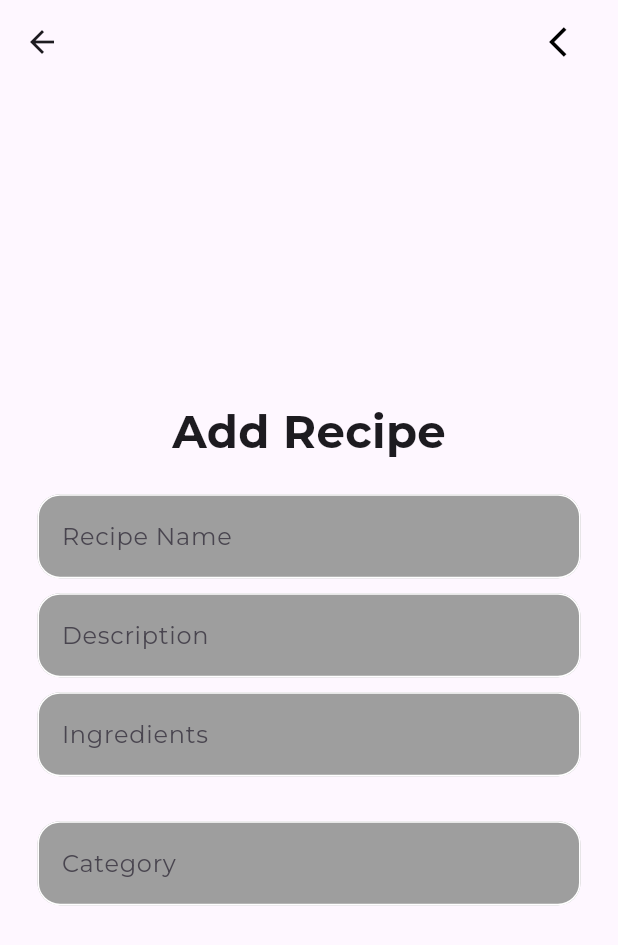
After one commit to jomzdevs/recipeapp, a Flutter app: the screen it shows once a user with an empty profile is signed in, after a tap on the "add" icon, on a phone screen of 412 x 824 dp. The commit adds this screen. Shown: the top 945 px of the screen. Run offline on Flutter 3.47's test engine with Material 3 defaults, Android fonts, the phone set to English and light mode, and no system bars; our stand-ins replace cloud_firestore, firebase_auth, firebase_core, font_awesome_flutter, google_fonts, ionicons; accounts and stored records are empty; network calls fail.

Commit message:
help. pls.

```diff
--- a/lib/about/about_page.dart
+++ b/lib/about/about_page.dart
@@ -53,7 +53,7 @@ class AboutPage extends StatelessWidget {
               ],
             ),
             Padding(
-              padding: EdgeInsets.symmetric(horizontal: 15),
+              padding: const EdgeInsets.symmetric(horizontal: 15),
               child: Column(
                 crossAxisAlignment: CrossAxisAlignment.start,
                 children: [Image.asset("assets/jomz.jpg")],
--- /dev/null
+++ b/lib/add_recipe/add_recipe.dart
@@ -0,0 +1,154 @@
+import 'package:cloud_firestore/cloud_firestore.dart';
+import 'package:flutter/material.dart';
+import 'package:recipeapp/main_screen.dart';
+
+class AddRecipe extends StatefulWidget {
+  const AddRecipe({super.key});
+
+  @override
+  State<AddRecipe> createState() => _AddRecipeState();
+}
+
+class _AddRecipeState extends State<AddRecipe> {
+  final _categoryController = TextEditingController();
+  final _descController = TextEditingController();
+  final _ingController = TextEditingController();
+  final _recipenameController = TextEditingController();
+
+  @override
+  void dispose() {
+    super.dispose();
+    _categoryController.dispose();
+    _descController.dispose();
+    _ingController.dispose();
+    _recipenameController.dispose();
+  }
+
+  Future addRecipe(String category, String description, String ingredients,
+      String name) async {
+    await FirebaseFirestore.instance.collection('recipe').add({
+      'category': category,
+      'description': description,
+      'ingredients': ingredients,
+      'name': name,
+    });
+  }
+
+  @override
+  Widget build(BuildContext context) {
+    return Scaffold(
+      appBar: AppBar(backgroundColor: Colors.green[40], actions: [
+        Padding(
+          padding: const EdgeInsets.only(right: 10),
+          child: IconButton(
+            onPressed: () {
+              Navigator.push(context,
+                  MaterialPageRoute(builder: (context) => const MainPage()));
+            },
+            icon: const Icon(
+              Icons.arrow_back_ios,
+              color: Colors.black,
+            ),
+          ),
+        ),
+      ]),
+      body: SafeArea(
+          child: Center(
+        child: SingleChildScrollView(
+          child: Column(mainAxisAlignment: MainAxisAlignment.center, children: [
+            const Text(
+              "Add Recipe",
+              style: TextStyle(
+                fontWeight: FontWeight.bold,
+                fontSize: 30,
+              ),
+            ),
+            const SizedBox(
+              height: 20,
+            ),
+            Padding(
+              padding: const EdgeInsets.symmetric(horizontal: 25.0),
+              child: TextField(
+                controller: _recipenameController,
+                decoration: InputDecoration(
+                  enabledBorder: OutlineInputBorder(
+                    borderSide: const BorderSide(color: Colors.white),
+                    borderRadius: BorderRadius.circular(15),
+                  ),
+                  focusedBorder: OutlineInputBorder(
+                    borderSide: const BorderSide(color: Colors.green),
+                    borderRadius: BorderRadius.circular(15),
+                  ),
+                  hintText: 'Recipe Name',
+                  fillColor: Colors.grey,
+                  filled: true,
+                ),
+              ),
+            ),
+            const SizedBox(height: 10),
+            Padding(
+              padding: const EdgeInsets.symmetric(horizontal: 25.0),
+              child: TextField(
+                controller: _descController,
+                decoration: InputDecoration(
+                  enabledBorder: OutlineInputBorder(
+                    borderSide: const BorderSide(color: Colors.white),
+                    borderRadius: BorderRadius.circular(15),
+                  ),
+                  focusedBorder: OutlineInputBorder(
+                    borderSide: const BorderSide(color: Colors.green),
+                    borderRadius: BorderRadius.circular(15),
+                  ),
+                  hintText: 'Description',
+                  fillColor: Colors.grey,
+                  filled: true,
+                ),
+              ),
+            ),
+            const SizedBox(height: 10),
+            Padding(
+              padding: const EdgeInsets.symmetric(horizontal: 25.0),
+              child: TextField(
+                controller: _ingController,
+                decoration: InputDecoration(
+                  enabledBorder: OutlineInputBorder(
+                    borderSide: const BorderSide(color: Colors.white),
+                    borderRadius: BorderRadius.circular(15),
+                  ),
+                  focusedBorder: OutlineInputBorder(
+                    borderSide: const BorderSide(color: Colors.green),
+                    borderRadius: BorderRadius.circular(15),
+                  ),
+                  hintText: 'Ingredients',
+                  fillColor: Colors.grey,
+                  filled: true,
+                ),
+              ),
+            ),
+            const SizedBox(height: 30),
+            Padding(
+              padding: const EdgeInsets.symmetric(horizontal: 25.0),
+              child: TextField(
+                controller: _categoryController,
+                decoration: InputDecoration(
+                  enabledBorder: OutlineInputBorder(
+                    borderSide: const BorderSide(color: Colors.white),
+                    borderRadius: BorderRadius.circular(15),
+                  ),
+                  focusedBorder: OutlineInputBorder(
+                    borderSide: const BorderSide(color: Colors.green),
+                    borderRadius: BorderRadius.circular(15),
+                  ),
+                  hintText: 'Category',
+                  fillColor: Colors.grey,
+                  filled: true,
+                ),
+              ),
+            ),
+            const SizedBox(height: 10),
+          ]),
+        ),
+      )),
+    );
+  }
+}
--- a/lib/main_screen.dart
+++ b/lib/main_screen.dart
@@ -1,8 +1,9 @@
 import 'package:flutter/material.dart';
+import 'package:recipeapp/add_recipe/add_recipe.dart';
 import 'package:recipeapp/constants.dart';
 import 'package:recipeapp/data.dart';
 import 'package:recipeapp/detail.dart';
-import 'package:recipeapp/profile/profile.dart';
+//import 'package:recipeapp/profile/profile.dart';
 import 'package:recipeapp/shared.dart';
 
 class MainPage extends StatefulWidget {
@@ -23,13 +24,9 @@ class _MainPageState extends State<MainPage> {
       appBar: AppBar(
         backgroundColor: Colors.transparent,
         elevation: 0,
-        leading: const Icon(
-          Icons.sort,
-          color: Colors.black,
-        ),
         actions: [
           const Padding(
-            padding: EdgeInsets.only(right: 16),
+            padding: EdgeInsets.only(),
             child: Icon(
               Icons.search,
               color: Colors.black,
@@ -42,10 +39,10 @@ class _MainPageState extends State<MainPage> {
                   Navigator.push(
                       context,
                       MaterialPageRoute(
-                          builder: (context) => const ProfilePage()));
+                          builder: (context) => const AddRecipe()));
                 },
                 icon: const Icon(
-                  Icons.person,
+                  Icons.add,
                   color: Colors.black,
                 ),
               )),
--- a/lib/settings/setting_page.dart
+++ b/lib/settings/setting_page.dart
@@ -20,8 +20,8 @@ class _SettingsPageState extends State<SettingsPage> {
 
   final FirebaseAuth auth = FirebaseAuth.instance;
 //signout function
-  signOut() async {
-    await auth.signOut();
+  Future<void> signOut() async {
+    await Auth().signOut();
   }
 
   @override
@@ -125,7 +125,7 @@ class _SettingsPageState extends State<SettingsPage> {
               const SizedBox(height: 20),
               SettingItem(
                 title: "About",
-                icon: Ionicons.nuclear,
+                icon: Ionicons.globe,
                 bgColor: Colors.red.shade100,
                 iconColor: Colors.red,
                 onTap: () {
```
